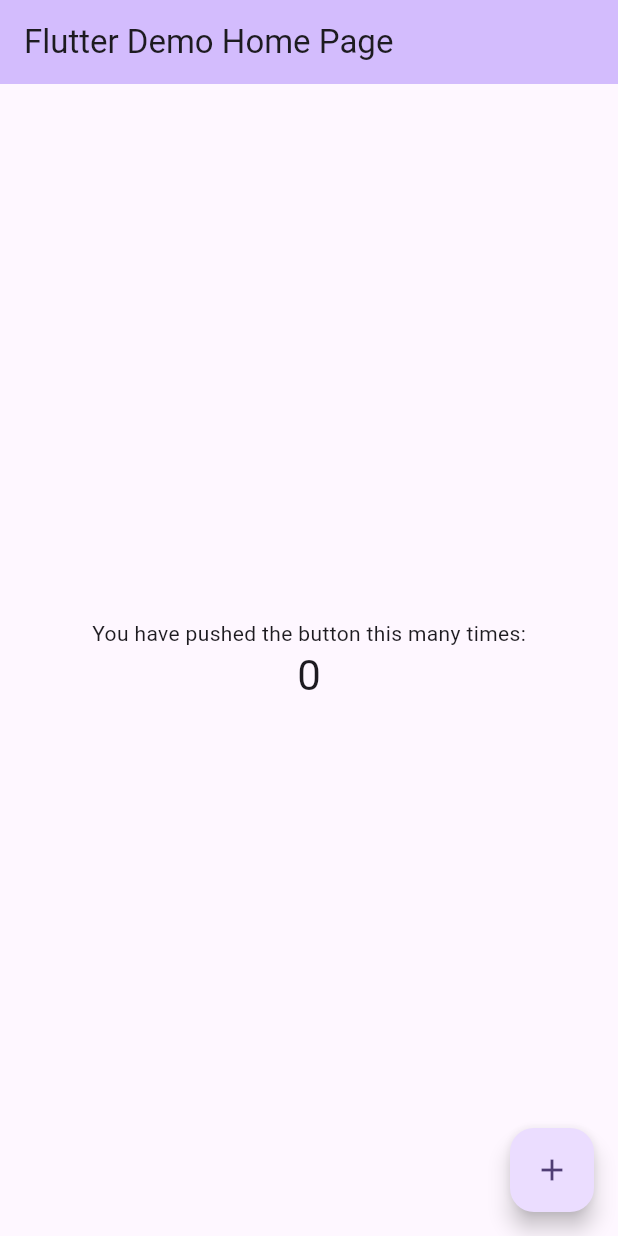
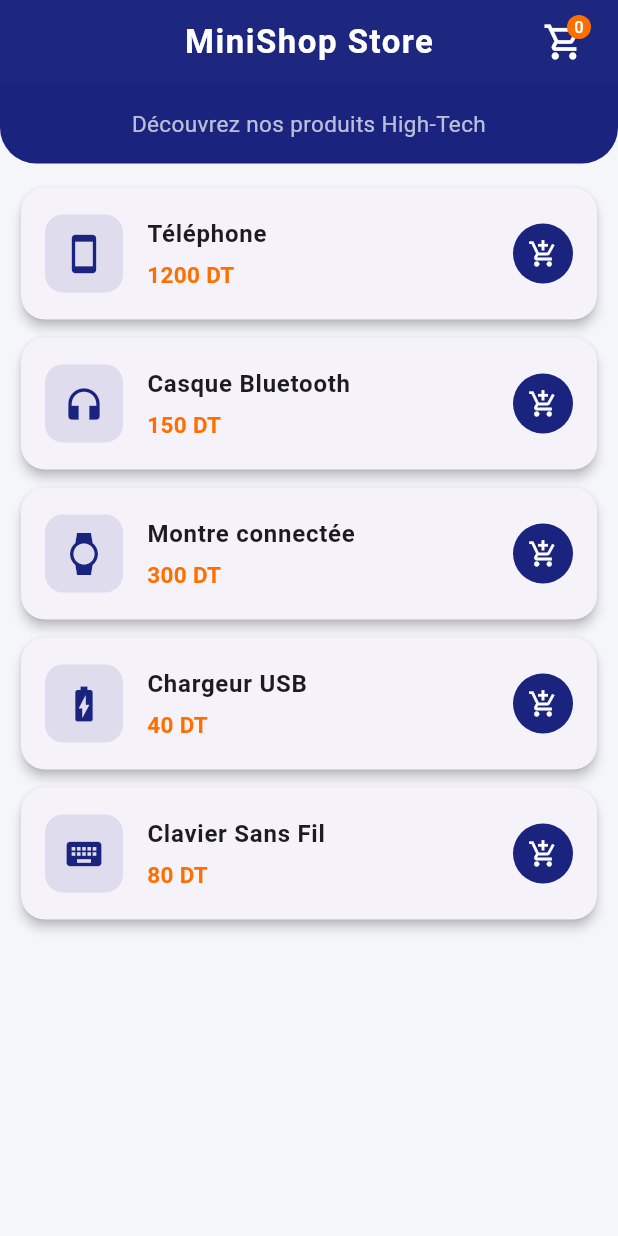
Before and after one commit to Amr-Guemri/minishopmanagere, a Flutter app: the screen it shows after launch, on a phone screen of 412 x 824 dp. Run offline on Flutter 3.47's test engine with Material 3 defaults, Android fonts, the phone set to English and light mode, and no system bars.

Commit message:
TP5: MiniShop Manager Flutter avec navigation et design UI/UX personnalise

```diff
--- /dev/null
+++ b/tp4_flutter/lib/added_list.dart
@@ -0,0 +1,3 @@
+import 'product.dart';
+
+List<Product> addedProducts = [];
--- /dev/null
+++ b/tp4_flutter/lib/catalogue_page.dart
@@ -0,0 +1,159 @@
+import 'package:flutter/material.dart';
+import 'product.dart';
+import 'added_list.dart';
+import 'added_products_page.dart';
+
+class CataloguePage extends StatefulWidget {
+  const CataloguePage({super.key});
+
+  @override
+  State<CataloguePage> createState() => _CataloguePageState();
+}
+
+class _CataloguePageState extends State<CataloguePage> {
+  final List<Product> catalogue = const [
+    Product("Téléphone", 1200, Icons.smartphone),
+    Product("Casque Bluetooth", 150, Icons.headphones),
+    Product("Montre connectée", 300, Icons.watch),
+    Product("Chargeur USB", 40, Icons.battery_charging_full),
+    Product("Clavier Sans Fil", 80, Icons.keyboard),
+  ];
+
+  @override
+  Widget build(BuildContext context) {
+    return Scaffold(
+      appBar: AppBar(
+        title: const Text(
+          "MiniShop Store",
+          style: TextStyle(fontWeight: FontWeight.bold, letterSpacing: 1),
+        ),
+        actions: [
+          Padding(
+            padding: const EdgeInsets.only(right: 12.0),
+            child: IconButton(
+              icon: Badge(
+                label: Text('${addedProducts.length}'),
+                backgroundColor: const Color(0xFFFF6F00),
+                child: const Icon(Icons.shopping_cart_outlined, size: 28),
+              ),
+              onPressed: () async {
+                await Navigator.push(
+                  context,
+                  MaterialPageRoute(
+                    builder: (_) => const AddedProductsPage(),
+                  ),
+                );
+                setState(() {});
+              },
+            ),
+          )
+        ],
+      ),
+      body: Column(
+        crossAxisAlignment: CrossAxisAlignment.start,
+        children: [
+          Container(
+            width: double.infinity,
+            padding: const EdgeInsets.all(16),
+            decoration: const BoxDecoration(
+              color: Color(0xFF1A237E),
+              borderRadius: BorderRadius.only(
+                bottomLeft: Radius.circular(24),
+                bottomRight: Radius.circular(24),
+              ),
+            ),
+            child: const Text(
+              "Découvrez nos produits High-Tech",
+              style: TextStyle(color: Colors.white70, fontSize: 15),
+              textAlign: TextAlign.center,
+            ),
+          ),
+          const SizedBox(height: 10),
+          Expanded(
+            child: ListView.builder(
+              padding: const EdgeInsets.symmetric(horizontal: 14, vertical: 6),
+              itemCount: catalogue.length,
+              itemBuilder: (context, index) {
+                final p = catalogue[index];
+                return Card(
+                  elevation: 3,
+                  margin: const EdgeInsets.only(bottom: 12),
+                  shape: RoundedRectangleBorder(
+                    borderRadius: BorderRadius.circular(16),
+                  ),
+                  child: ListTile(
+                    contentPadding: const EdgeInsets.symmetric(
+                      horizontal: 16,
+                      vertical: 8,
+                    ),
+                    leading: Container(
+                      padding: const EdgeInsets.all(12),
+                      decoration: BoxDecoration(
+                        color: const Color(0xFF1A237E).withOpacity(0.1),
+                        borderRadius: BorderRadius.circular(12),
+                      ),
+                      child: Icon(
+                        p.icon,
+                        color: const Color(0xFF1A237E),
+                        size: 28,
+                      ),
+                    ),
+                    title: Text(
+                      p.name,
+                      style: const TextStyle(
+                        fontWeight: FontWeight.bold,
+                        fontSize: 16,
+                      ),
+                    ),
+                    subtitle: Padding(
+                      padding: const EdgeInsets.only(top: 4.0),
+                      child: Text(
+                        "${p.price.toStringAsFixed(0)} DT",
+                        style: const TextStyle(
+                          color: Color(0xFFFF6F00),
+                          fontWeight: FontWeight.w700,
+                          fontSize: 15,
+                        ),
+                      ),
+                    ),
+                    trailing: CircleAvatar(
+                      backgroundColor: const Color(0xFF1A237E),
+                      child: IconButton(
+                        icon: const Icon(Icons.add_shopping_cart,
+                            color: Colors.white, size: 20),
+                        onPressed: () {
+                          setState(() {
+                            addedProducts.add(p);
+                          });
+                          ScaffoldMessenger.of(context).clearSnackBars();
+                          ScaffoldMessenger.of(context).showSnackBar(
+                            SnackBar(
+                              behavior: SnackBarBehavior.floating,
+                              backgroundColor: const Color(0xFF1A237E),
+                              shape: RoundedRectangleBorder(
+                                borderRadius: BorderRadius.circular(12),
+                              ),
+                              content: Row(
+                                children: [
+                                  const Icon(Icons.check_circle,
+                                      color: Colors.greenAccent),
+                                  const SizedBox(width: 10),
+                                  Text("${p.name} ajouté au panier"),
+                                ],
+                              ),
+                              duration: const Duration(seconds: 1),
+                            ),
+                          );
+                        },
+                      ),
+                    ),
+                  ),
+                );
+              },
+            ),
+          ),
+        ],
+      ),
+    );
+  }
+}
--- a/tp4_flutter/lib/main.dart
+++ b/tp4_flutter/lib/main.dart
@@ -1,67 +1,33 @@
 import 'package:flutter/material.dart';
+import 'catalogue_page.dart';
 
 void main() {
-  runApp(const MyApp());
+  runApp(const MiniShopApp());
 }
 
-class MyApp extends StatelessWidget {
-  const MyApp({super.key});
+class MiniShopApp extends StatelessWidget {
+  const MiniShopApp({super.key});
 
   @override
   Widget build(BuildContext context) {
     return MaterialApp(
       debugShowCheckedModeBanner: false,
-      title: 'Flutter Demo',
+      title: 'MiniShop Manager',
       theme: ThemeData(
-        colorScheme: ColorScheme.fromSeed(seedColor: Colors.deepPurple),
         useMaterial3: true,
+        colorScheme: ColorScheme.fromSeed(
+          seedColor: const Color(0xFF1A237E),
+          secondary: const Color(0xFFFF6F00),
+        ),
+        scaffoldBackgroundColor: const Color(0xFFF4F6FA),
+        appBarTheme: const AppBarTheme(
+          backgroundColor: Color(0xFF1A237E),
+          foregroundColor: Colors.white,
+          elevation: 2,
+          centerTitle: true,
+        ),
       ),
-      home: const MyHomePage(title: 'Flutter Demo Home Page'),
+      home: const CataloguePage(),
     );
   }
 }
-
-class MyHomePage extends StatefulWidget {
-  const MyHomePage({super.key, required this.title});
-  final String title;
-
-  @override
-  State<MyHomePage> createState() => _MyHomePageState();
-}
-
-class _MyHomePageState extends State<MyHomePage> {
-  int _counter = 0;
-
-  void _incrementCounter() {
-    setState(() {
-      _counter++;
-    });
-  }
-
-  @override
-  Widget build(BuildContext context) {
-    return Scaffold(
-      appBar: AppBar(
-        backgroundColor: Theme.of(context).colorScheme.inversePrimary,
-        title: Text(widget.title),
-      ),
-      body: Center(
-        child: Column(
-          mainAxisAlignment: MainAxisAlignment.center,
-          children: <Widget>[
-            const Text('You have pushed the button this many times:'),
-            Text(
-              '$_counter',
-              style: Theme.of(context).textTheme.headlineMedium,
-            ),
-          ],
-        ),
-      ),
-      floatingActionButton: FloatingActionButton(
-        onPressed: _incrementCounter,
-        tooltip: 'Increment',
-        child: const Icon(Icons.add),
-      ),
-    );
-  }
-}
--- /dev/null
+++ b/tp4_flutter/lib/product.dart
@@ -0,0 +1,9 @@
+import 'package:flutter/material.dart';
+
+class Product {
+  final String name;
+  final double price;
+  final IconData icon;
+
+  const Product(this.name, this.price, this.icon);
+}
```
Also changed, not shown: tp4_flutter/lib/added_products_page.dart (added, +160 -0 lines).
